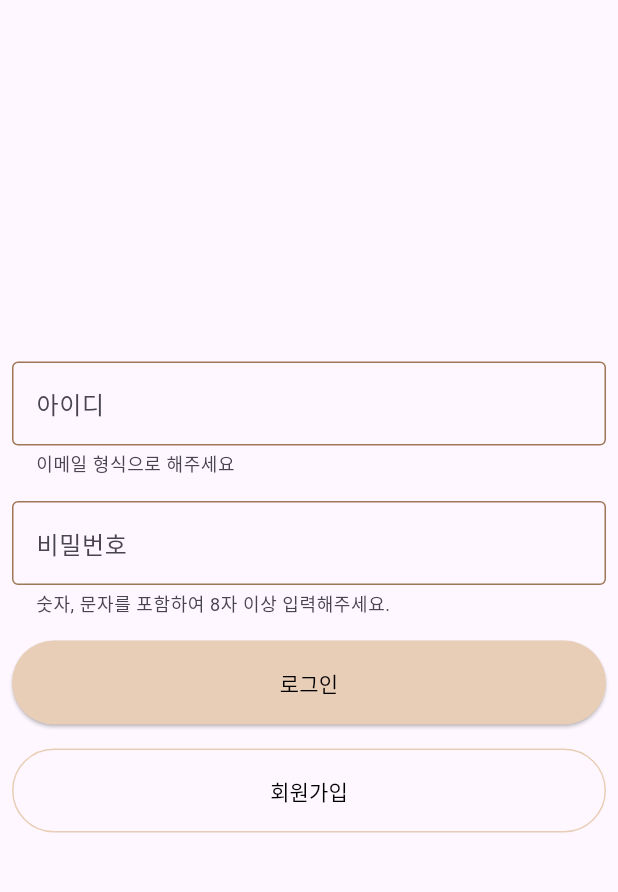
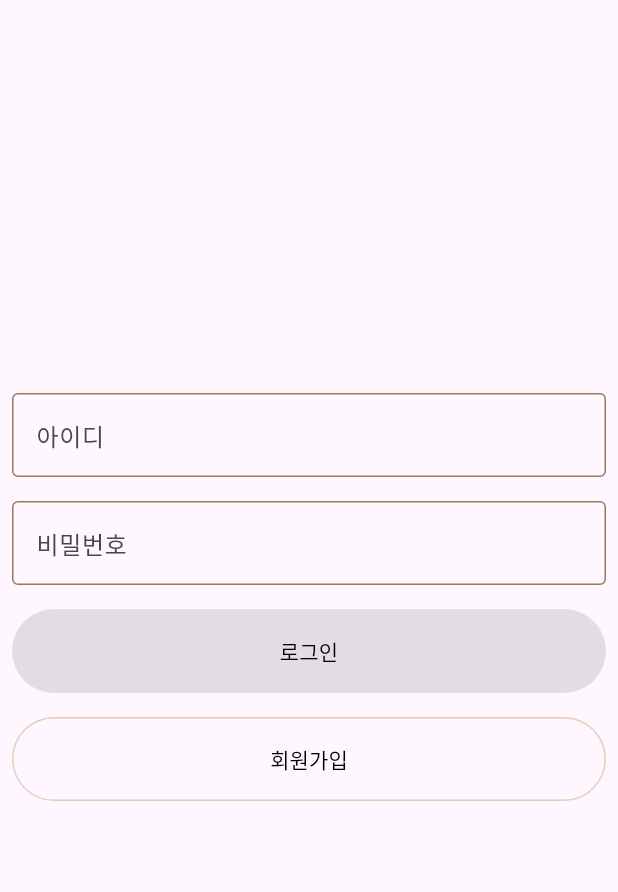
Before and after one commit to zeesooho/widget_test, a Flutter app: the LoginScreen screen opened directly, on a phone screen of 412 x 824 dp, the part 63-955 px from its top. Run offline on Flutter 3.47's test engine with Material 3 defaults, Android fonts, the phone set to English and light mode, and no system bars.

Commit message:
edit onClear

```diff
--- a/lib/login/login_screen.dart
+++ b/lib/login/login_screen.dart
@@ -17,11 +17,15 @@ class LoginScreen extends StatelessWidget {
       body: Center(
         child: LoginWidget(
           signIn: (id, pw) {
-            print("id: $id, pw: $pw");
             return id != pw;
           },
-          signUp: () {
-            Navigator.push(context, MaterialPageRoute(builder: (context) => const SignUpScreen()));
+          signUp: (id, pw) {
+            Navigator.push(
+              context,
+              MaterialPageRoute(
+                builder: (context) => SignUpScreen(id: id, pw: pw),
+              ),
+            );
           },
           onForgotPw: () => {},
         ),
--- a/lib/login/login_widget.dart
+++ b/lib/login/login_widget.dart
@@ -1,8 +1,11 @@
 import 'package:flutter/material.dart';
+import 'package:widget_test/common/input_validation.dart';
+
+import 'common_text_field.dart';
 
 class LoginWidget extends StatefulWidget {
   final bool Function(String, String) signIn;
-  final Function() signUp;
+  final Function(String, String) signUp;
   final Function() onForgotPw;
 
   const LoginWidget({
@@ -17,10 +20,18 @@ class LoginWidget extends StatefulWidget {
 }
 
 class _LoginWidgetState extends State<LoginWidget> {
-  TextEditingController idController = TextEditingController();
-  TextEditingController pwController = TextEditingController();
+  final TextEditingController _idController = TextEditingController();
+  final TextEditingController _pwController = TextEditingController();
+
+  String? _idHelperText;
+  String? _pwHelperText;
+
+  HelperStyle? _idHelperStyle;
+  HelperStyle? _pwHelperStyle;
 
   bool tried = false;
+  bool idValid = false;
+  bool pwValid = false;
 
   @override
   Widget build(BuildContext context) {
@@ -32,27 +43,56 @@ class _LoginWidgetState extends State<LoginWidget> {
           CommonTextField(
             hintText: "dongajul@dongajul.com",
             labelText: "아이디",
-            helperText: "이메일 형식으로 해주세요",
-            controller: idController,
+            helperText: _idHelperText,
+            helperStyle: _idHelperStyle,
+            onChange: (id) => setState(() => idValidate(id)),
+            onClear: () => setState(() => idValidate(_idController.text)),
+            controller: _idController,
           ),
           CommonTextField(
             labelText: "비밀번호",
-            helperText: "숫자, 문자를 포함하여 8자 이상 입력해주세요.",
+            helperText: _pwHelperText,
+            helperStyle: _pwHelperStyle,
             isPw: true,
-            controller: pwController,
+            onChange: (pw) => setState(() => pwValidate(pw)),
+            onClear: () => setState(() => pwValidate(_pwController.text)),
+            controller: _pwController,
           ),
           ForgotPassword(
             visibility: tried,
             onPressed: widget.onForgotPw,
           ),
-          SignInButton(onPressed: signIn),
-          SignUpButton(onPressed: widget.signUp),
+          SignInButton(onPressed: idValid && pwValid ? signIn : null),
+          SignUpButton(onPressed: signUp),
         ],
       ),
     );
   }
 
-  void signIn() => setState(() => tried = widget.signIn(idController.text, pwController.text));
+  void pwValidate(String pw) {
+    if (pw.isValidPwFormat()) {
+      _pwHelperText = null;
+      pwValid = true;
+    } else {
+      _pwHelperText = "숫자, 문자를 포함하여 8글자 이상 입력해주세요";
+      _pwHelperStyle = HelperStyle(state: HelperState.error);
+      pwValid = false;
+    }
+  }
+
+  void idValidate(String id) {
+    if (id.isValidEmailFormat()) {
+      _idHelperText = null;
+      idValid = true;
+    } else {
+      _idHelperText = "이메일 형식으로 입력해주세요";
+      _idHelperStyle = HelperStyle(state: HelperState.error);
+      idValid = false;
+    }
+  }
+
+  void signIn() => setState(() => tried = widget.signIn(_idController.text, _pwController.text));
+  void signUp() => setState(() => widget.signUp(_idController.text, _pwController.text));
 }
 
 class ForgotPassword extends StatelessWidget {
@@ -89,7 +129,7 @@ class SignInButton extends StatelessWidget {
     required this.onPressed,
   });
 
-  final VoidCallback onPressed;
+  final VoidCallback? onPressed;
 
   @override
   Widget build(BuildContext context) {
@@ -119,7 +159,7 @@ class SignUpButton extends StatelessWidget {
     required this.onPressed,
   });
 
-  final Function() onPressed;
+  final VoidCallback? onPressed;
 
   @override
   Widget build(BuildContext context) {
@@ -144,82 +184,3 @@ class SignUpButton extends StatelessWidget {
     );
   }
 }
-
-class CommonTextField extends StatefulWidget {
-  final Icon? icon;
-  final String? labelText;
-  final String? hintText;
-  final String? helperText;
-  final bool isPw;
-  final TextEditingController controller;
-
-  const CommonTextField({
-    Key? key,
-    this.icon,
-    this.labelText,
-    this.hintText,
-    this.helperText,
-    this.isPw = false,
-    required this.controller,
-  }) : super(key: key);
-
-  @override
-  State<CommonTextField> createState() => _CommonTextFieldState();
-}
-
-class _CommonTextFieldState extends State<CommonTextField> {
-  bool _isHide = true;
-
-  @override
-  Widget build(BuildContext context) {
-    return Padding(
-      padding: const EdgeInsets.all(8.0),
-      child: TextField(
-        decoration: InputDecoration(
-          icon: widget.icon,
-          hintText: widget.hintText,
-          labelText: widget.labelText,
-          helperText: widget.helperText,
-          enabledBorder: getInputBorder(const Color.fromARGB(0xFF, 0x9E, 0x78, 0x56)),
-          focusedBorder: getInputBorder(const Color.fromARGB(0xFF, 0x9E, 0x78, 0x56), bold: true),
-          errorBorder: getInputBorder(Colors.red),
-          fillColor: Colors.grey.shade300,
-          suffixIcon: Row(
-            mainAxisAlignment: MainAxisAlignment.spaceBetween,
-            mainAxisSize: MainAxisSize.min,
-            children: [
-              Visibility(
-                visible: widget.controller.text.isNotEmpty && widget.isPw,
-                child: IconButton(
-                  onPressed: () => setState(() => _isHide = !_isHide),
-                  icon: const Icon(Icons.visibility),
-                ),
-              ),
-              Visibility(
-                visible: widget.controller.text.isNotEmpty,
-                child: IconButton(
-                  icon: const Icon(Icons.clear),
-                  onPressed: () => setState(() => widget.controller.clear()),
-                ),
-              ),
-            ],
-          ),
-        ),
-        controller: widget.controller,
-        onChanged: (_) => setState(() => {}),
-        obscureText: widget.isPw && _isHide,
-        obscuringCharacter: "*",
-        textInputAction: widget.isPw ? TextInputAction.done : TextInputAction.next,
-        onSubmitted: widget.isPw ? (_) => FocusScope.of(context).unfocus() : (_) => FocusScope.of(context).nextFocus(),
-        keyboardType: widget.isPw ? TextInputType.text : TextInputType.emailAddress,
-      ),
-    );
-  }
-
-  OutlineInputBorder getInputBorder(Color color, {bool bold = false}) => OutlineInputBorder(
-        borderSide: BorderSide(
-          color: color,
-          width: bold ? 2 : 1,
-        ),
-      );
-}
```
